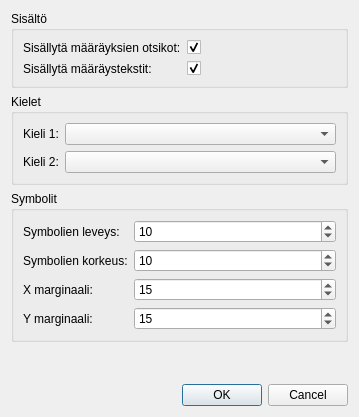
Old version of the form arho_feature_template/gui/dialogs/regulations_print_settings_dialog.ui in the repository GispoCoding/arho-qgis-plugin.
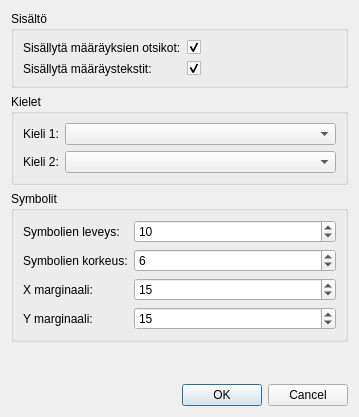
New version of the form. Custom widgets are drawn as their Qt base class.

Commit message: make default size of symbol (6, 10), wrap regulation heading labels, align heading with letter code horizontally

Patch:
```diff
--- a/arho_feature_template/gui/dialogs/regulations_print_settings_dialog.ui
+++ b/arho_feature_template/gui/dialogs/regulations_print_settings_dialog.ui
@@ -128,7 +128,7 @@
          <number>50</number>
         </property>
         <property name="value">
-         <number>10</number>
+         <number>6</number>
         </property>
        </widget>
       </item>
```
The commit also changes 1 other file.
